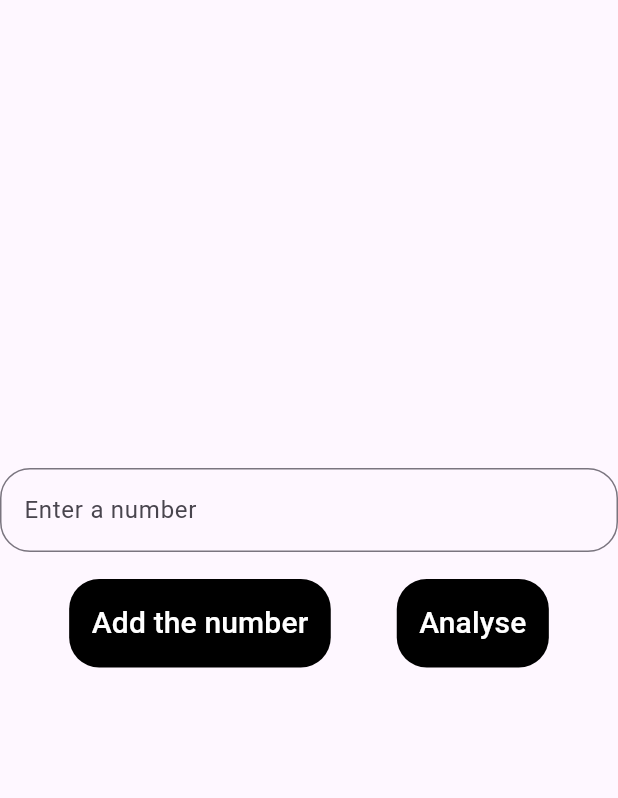
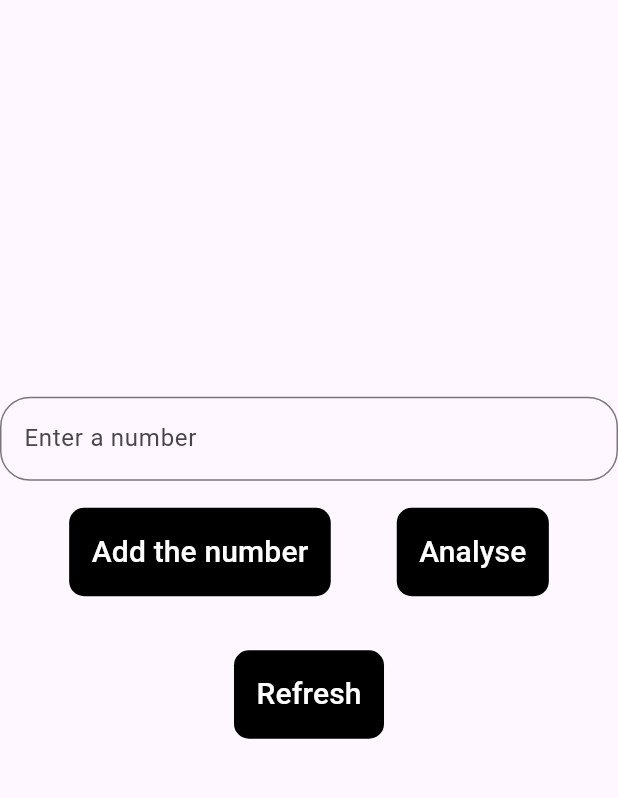
Before and after one commit to Yihun-Alemayehu/Number-Analyser, a Flutter app: the screen it shows after launch, after a tap on "Analyse", on a phone screen of 412 x 824 dp, the part 63-861 px from its top. Run offline on Flutter 3.47's test engine with Material 2 defaults, Android fonts, the phone set to English and light mode, and no system bars.

Commit message:
Modularized commit

```diff
--- /dev/null
+++ b/lib/Components/my_button.dart
@@ -0,0 +1,34 @@
+import 'package:flutter/material.dart';
+
+class MyButton extends StatelessWidget {
+  final Function()? onPressed;
+  final String text;
+
+  const MyButton({
+    super.key,
+    required this.onPressed,
+    required this.text,
+  });
+
+  @override
+  Widget build(BuildContext context) {
+    return TextButton(
+      onPressed: onPressed,
+      child: Container(
+        margin: const EdgeInsets.all(10),
+        padding: const EdgeInsets.all(15),
+        decoration: BoxDecoration(
+          borderRadius: BorderRadius.circular(10),
+          color: Colors.black,
+        ),
+        child: Text(
+          text,
+          style: const TextStyle(
+            color: Colors.white,
+            fontSize: 20,
+          ),
+        ),
+      ),
+    );
+  }
+}
--- /dev/null
+++ b/lib/Components/text.dart
@@ -0,0 +1,19 @@
+import 'package:flutter/material.dart';
+
+class MyText extends StatelessWidget {
+  final String text;
+
+  const MyText({super.key, required this.text});
+
+  @override
+  Widget build(BuildContext context) {
+    return Text(
+      text,
+      style: const TextStyle(
+        color: Colors.white,
+        fontWeight: FontWeight.w700,
+        fontSize: 15,
+      ),
+    );
+  }
+}
--- a/lib/main.dart
+++ b/lib/main.dart
@@ -1,4 +1,6 @@
 import 'package:flutter/material.dart';
+import 'package:number_analyser/Components/my_button.dart';
+import 'package:number_analyser/Components/text.dart';
 
 void main() {
   runApp(MaterialApp(
@@ -45,70 +47,43 @@ class _HomePageState extends State<HomePage> {
           controller: textController,
           decoration: InputDecoration(
               hintText: 'Enter a number',
-              border:
-                  OutlineInputBorder(borderRadius: BorderRadius.circular(20))),
+              border: OutlineInputBorder(
+                borderRadius: BorderRadius.circular(20),
+              )),
         ),
         Row(
           mainAxisAlignment: MainAxisAlignment.center,
           children: [
-            TextButton(
-              onPressed: () {
-                final number = int.parse(textController.text);
-                numbers.add(number);
-                textController.clear();
-              },
-              child: Container(
-                margin: const EdgeInsets.all(10),
-                padding: const EdgeInsets.all(15),
-                decoration: BoxDecoration(
-                  borderRadius: BorderRadius.circular(20),
-                  color: Colors.black,
-                ),
-                child: const Text(
-                  'Add the number',
-                  style: TextStyle(
-                    color: Colors.white,
-                    fontSize: 20,
-                  ),
-                ),
-              ),
+            MyButton(
+              onPressed: addToList,
+              text: 'Add the number',
             ),
-            TextButton(
-              onPressed: () {
-                max = findMaximum(numbers);
-                min = findMinimum(numbers);
-                sum = calculateSum(numbers);
-                ave = calculateAverage(numbers);
-              },
-              child: Container(
-                margin: const EdgeInsets.all(10),
-                padding: const EdgeInsets.all(15),
-                decoration: BoxDecoration(
-                  borderRadius: BorderRadius.circular(20),
-                  color: Colors.black,
-                ),
-                child: const Text(
-                  'Analyse',
-                  style: TextStyle(
-                    color: Colors.white,
-                    fontSize: 20,
-                  ),
-                ),
-              ),
+            MyButton(
+              onPressed: assignValue,
+              text: 'Analyse',
             ),
           ],
         ),
+        MyButton(
+          onPressed: refresh,
+          text: 'Refresh',
+        ),
         numbers.isNotEmpty
             ? Container(
-                decoration:
-                    BoxDecoration(borderRadius: BorderRadius.circular(20)),
+                height: 120,
+                margin: const EdgeInsets.all(20),
+                padding: const EdgeInsets.all(10),
+                decoration: BoxDecoration(
+                  borderRadius: BorderRadius.circular(20),
+                  color: Colors.deepPurple[300],
+                ),
                 child: Column(
                   crossAxisAlignment: CrossAxisAlignment.start,
                   children: [
-                    Text('Maximum number = $max'),
-                    Text('Minimum number = $min'),
-                    Text('Sum of numbers = $sum'),
-                    Text('Average of numbers = $ave'),
+                    MyText(text: 'Maximum number = $max'),
+                    MyText(text: 'Minimum number = $min'),
+                    MyText(text: 'Sum of numbers = $sum'),
+                    MyText(text: 'Average of numbers = $ave'),
                   ],
                 ),
               )
@@ -152,4 +127,23 @@ class _HomePageState extends State<HomePage> {
     }
     return sum / numbers.length;
   }
+
+  void refresh() {
+    numbers.clear();
+  }
+
+  void assignValue() {
+    setState(() {
+      max = findMaximum(numbers);
+      min = findMinimum(numbers);
+      sum = calculateSum(numbers);
+      ave = calculateAverage(numbers);
+    });
+  }
+
+  void addToList() {
+    final number = int.parse(textController.text);
+    numbers.add(number);
+    textController.clear();
+  }
 }
```
